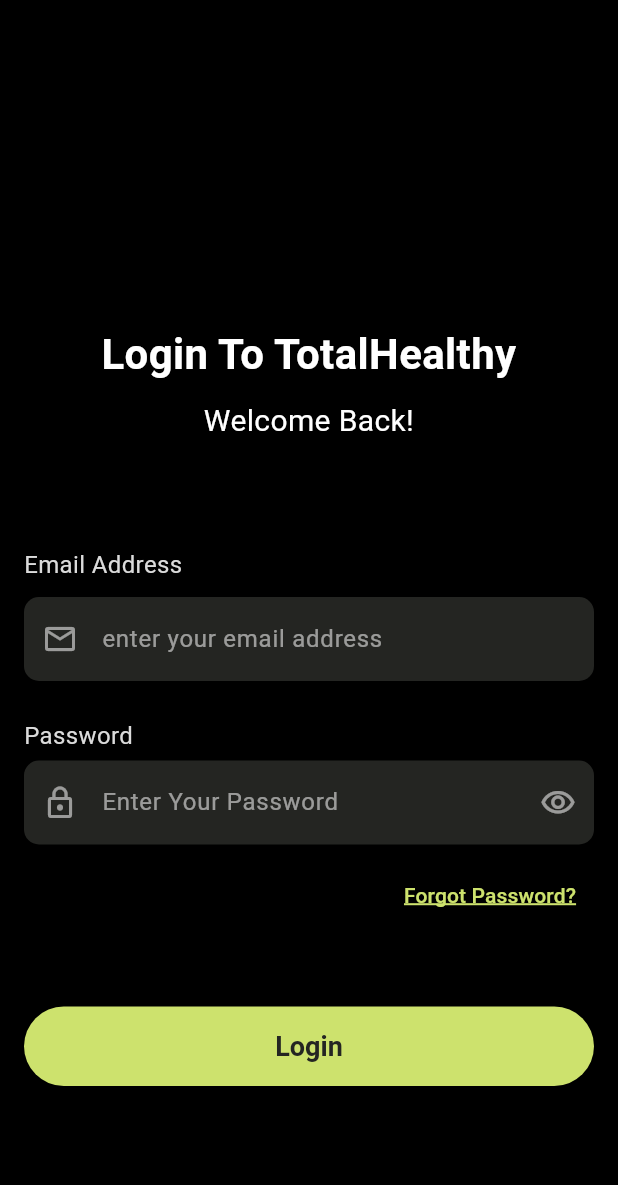
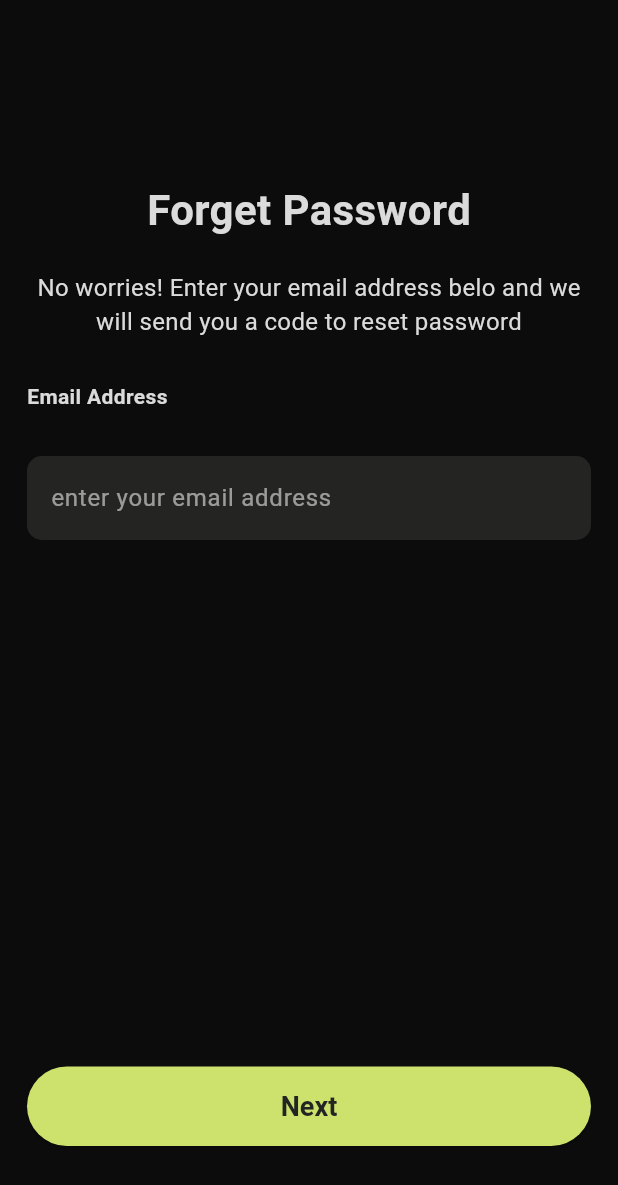
Before and after one commit to rav3zster/totalhealthy-ai, a Flutter app: the LoginView screen opened by its route, after a tap on "Forgot Password?", on a phone screen of 412 x 824 dp. Shown: the top 1185 px of the screen. Run offline on Flutter 3.47's test engine with Material 3 defaults, Android fonts, the phone set to English and light mode, and no system bars; our stand-ins replace get.

Commit message:
Forget Password

```diff
--- /dev/null
+++ b/lib/app/modules/forget_passowrd_screen/bindings/forget_passowrd_screen_bindings.dart
@@ -0,0 +1,13 @@
+import 'package:get/get.dart';
+
+import '../controllers/forget_password_screen_controllers.dart';
+
+
+class ForgetPasswordScreenBindings extends Bindings {
+  @override
+  void dependencies() {
+    Get.lazyPut<ForgetPasswordScreenControllers>(
+          () => ForgetPasswordScreenControllers(),
+    );
+  }
+}
--- /dev/null
+++ b/lib/app/modules/forget_passowrd_screen/views/forget_password_screen_views.dart
@@ -0,0 +1,136 @@
+import 'package:flutter/material.dart';
+import 'package:get/get.dart';
+import 'package:get/get_common/get_reset.dart';
+import 'package:get/get_core/src/get_main.dart';
+import 'package:totalhealthy/app/modules/forget_passowrd_screen/views/verify_screen.dart';
+
+class ForgetPasswordScreenViews extends StatefulWidget {
+  const ForgetPasswordScreenViews({super.key});
+
+  @override
+  State<ForgetPasswordScreenViews> createState() => _ForgetPasswordScreenViewsState();
+}
+
+class _ForgetPasswordScreenViewsState extends State<ForgetPasswordScreenViews> {
+  final TextEditingController forgetPasswordController = TextEditingController();
+
+
+  @override
+  void dispose() {
+    forgetPasswordController.dispose();
+    super.dispose();
+  }
+
+  @override
+  Widget build(BuildContext context) {
+    return Scaffold(
+      backgroundColor: const Color(0XFF0C0C0C),
+      body: Center(
+        child: Column(
+          children: [
+            const SizedBox(height: 120),
+            const Text(
+              "Forget Password",
+              style: TextStyle(
+                  color: Color(0XFFDBDBDB),
+                  fontSize: 28,
+                  fontWeight: FontWeight.bold),
+            ),
+            const SizedBox(height: 20),
+            Row(
+              mainAxisAlignment: MainAxisAlignment.center,
+              children: [
+                const Text(
+                  "No worries! Enter your email address belo and we",
+                  style: TextStyle(
+                    color: Color(0XFFDBDBDB),
+                    fontSize: 16,
+                  ),
+                ),
+              ],
+            ),
+            const Text(
+              "will send you a code to reset password",
+              style: TextStyle(
+                color: Color(0XFFDBDBDB),
+                fontSize: 16,
+              ),
+            ),
+            const SizedBox(height: 28),
+            Container(
+              margin: const EdgeInsets.only(left: 18),
+              child: Row(
+                mainAxisAlignment: MainAxisAlignment.start,
+                children: const [
+                  Text(
+                    "Email Address",
+                    style: TextStyle(
+                        color: Color(0XFFDBDBDB), fontWeight: FontWeight.bold),
+                  ),
+                ],
+              ),
+            ),
+            SizedBox(height: 30,),
+            Container(
+              margin: EdgeInsets.symmetric(horizontal: 18),
+              child: Expanded(
+                child: TextFormField(
+                  decoration: InputDecoration(
+                    filled: true,
+                    fillColor: Color(0XFF242522),
+                    hintText: 'enter your email address',
+                    hintStyle: TextStyle(color: Colors.white54),
+                    border: OutlineInputBorder(
+                      borderRadius: BorderRadius.circular(10),
+                      borderSide: BorderSide.none,
+                    ),
+                    // Custom Border Properties
+                    focusedBorder: OutlineInputBorder(
+                      borderRadius: BorderRadius.circular(10),
+                      borderSide: BorderSide(color: Colors.transparent),
+                    ),
+                    enabledBorder: OutlineInputBorder(
+                      borderRadius: BorderRadius.circular(10),
+                      borderSide: BorderSide(color: Colors.transparent),
+                    ),
+                  ),
+                  style: TextStyle(color: Colors.white),
+                ),
+              ),
+            ),
+            const Spacer(),
+            Container(
+              margin: const EdgeInsets.symmetric(horizontal: 18),
+              child: Row(
+                children: [
+                  Expanded(
+                    child: ElevatedButton(
+                      onPressed: () {
+                        Get.to(VerifyScreen());
+                      },
+                      style: ElevatedButton.styleFrom(
+                        backgroundColor: const Color(0XFFCDE26D),
+                        padding: const EdgeInsets.symmetric(vertical: 16),
+                        shape: RoundedRectangleBorder(
+                          borderRadius: BorderRadius.circular(30),
+                        ),
+                      ),
+                      child: const Text(
+                        'Next',
+                        style:
+                        TextStyle(color: Color(0XFF242522), fontSize: 18),
+                      ),
+                    ),
+                  ),
+                ],
+              ),
+            ),
+            const SizedBox(height: 60),
+          ],
+        ),
+      ),
+    );
+  }
+
+
+}
--- a/lib/app/modules/login/views/login_view.dart
+++ b/lib/app/modules/login/views/login_view.dart
@@ -1,4 +1,9 @@
 import 'package:flutter/material.dart';
+import 'package:get/get.dart';
+import 'package:get/get_common/get_reset.dart';
+import 'package:get/get_core/src/get_main.dart';
+
+import '../../../routes/app_pages.dart';
 
 class LoginView extends StatelessWidget {
   @override
@@ -116,7 +121,9 @@ class LoginView extends StatelessWidget {
                 Align(
                   alignment: Alignment.centerRight,
                   child: TextButton(
-                    onPressed: () {},
+                    onPressed: () {
+                      Get.toNamed(Routes.FORGETPASSWORD);
+                    },
                     child: Text(
                       'Forgot Password?',
                       style: TextStyle(
--- a/lib/app/routes/app_pages.dart
+++ b/lib/app/routes/app_pages.dart
@@ -1,5 +1,6 @@
 import 'package:get/get.dart';
-
+import 'package:totalhealthy/app/modules/forget_passowrd_screen/bindings/forget_passowrd_screen_bindings.dart';
+import 'package:totalhealthy/app/modules/forget_passowrd_screen/views/forget_password_screen_views.dart';
 import '../modules/Onboarding_Screen/Onboarding_view.dart';
 import '../modules/generate_ai/bindings/generate_ai_binding.dart';
 import '../modules/generate_ai/views/generate_ai_view.dart';
@@ -28,7 +29,7 @@ part 'app_routes.dart';
 class AppPages {
   AppPages._();
 
-  static const INITIAL = Routes.NUTRITION_GOAL;
+  static const INITIAL = Routes.Login;
 
   static final routes = [
     GetPage(
@@ -86,5 +87,10 @@ class AppPages {
       page: () => MealTimingView(),
       binding: MealTimingBinding(),
     ),
+    GetPage(
+      name: _Paths.FORGETPASSWORD,
+      page: () => ForgetPasswordScreenViews(),
+      binding: ForgetPasswordScreenBindings(),
+    ),
   ];
 }
--- a/lib/app/routes/app_routes.dart
+++ b/lib/app/routes/app_routes.dart
@@ -14,6 +14,8 @@ abstract class Routes {
   static const MEAL_HISTORY = _Paths.MEAL_HISTORY;
   static const MEALS_DETAILS = _Paths.MEALS_DETAILS;
   static const MEAL_TIMING = _Paths.MEAL_TIMING;
+  static const LoginView= _Paths.MEAL_TIMING;
+  static const FORGETPASSWORD= _Paths.FORGETPASSWORD;
 }
 
 abstract class _Paths {
@@ -29,4 +31,5 @@ abstract class _Paths {
   static const MEAL_HISTORY = '/meal-history';
   static const MEALS_DETAILS = '/meals-details';
   static const MEAL_TIMING = '/meal-timing';
+  static const FORGETPASSWORD = '/forgot-password';
 }
```
Also changed, not shown: lib/app/modules/forget_passowrd_screen/controllers/forget_password_screen_controllers.dart (added, +23 -0 lines), lib/app/modules/forget_passowrd_screen/views/create_new_passowrd.dart (added, +198 -0 lines), lib/app/modules/forget_passowrd_screen/views/verify_screen.dart (added, +203 -0 lines).
